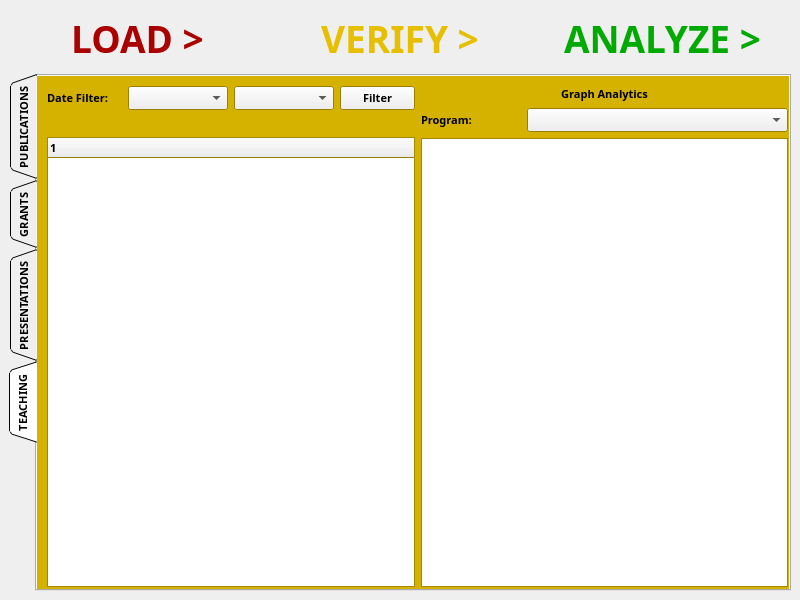
JRWu/DataAggregation, file Project Code/AppleProject/analyze_csv.ui: the form before one commit.
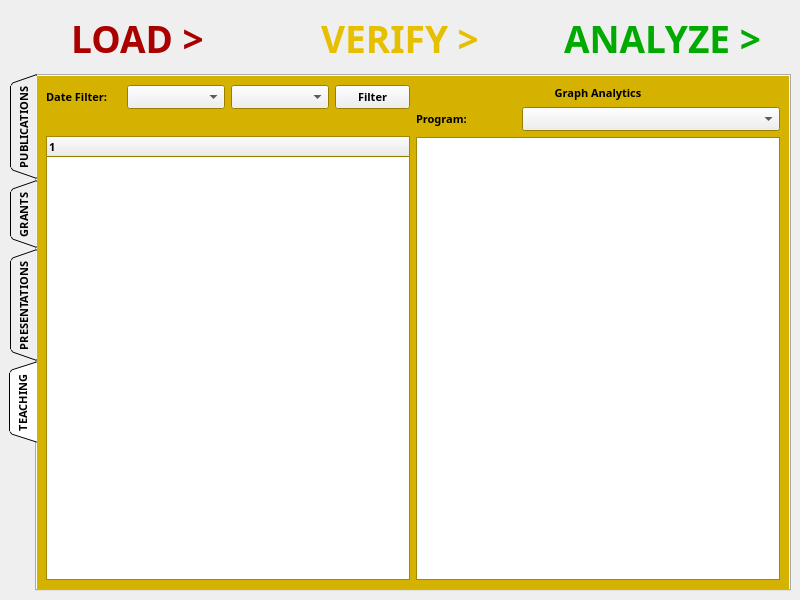
The form after the commit. The open tabs and pages were chosen to show the change.

Commit message: VLS - forgot to update the binding for all the tabs on analzye

```diff
--- a/Project Code/AppleProject/analyze_csv.ui
+++ b/Project Code/AppleProject/analyze_csv.ui
@@ -1406,17 +1406,8 @@
        <attribute name="title">
         <string>TEACHING</string>
        </attribute>
-       <widget class="QWidget" name="horizontalLayoutWidget_5">
-        <property name="geometry">
-         <rect>
-          <x>10</x>
-          <y>10</y>
-          <width>741</width>
-          <height>501</height>
-         </rect>
-        </property>
-        <layout class="QHBoxLayout" name="tab_area_4">
-         <item>
+       <layout class="QGridLayout" name="gridLayout_5">
+        <item row="0" column="0">
           <layout class="QVBoxLayout" name="verticalLayout_10">
            <item>
             <layout class="QHBoxLayout" name="horizontalLayout_9">
@@ -1497,7 +1488,7 @@
            </item>
           </layout>
          </item>
-         <item>
+        <item row="0" column="1">
           <layout class="QVBoxLayout" name="verticalLayout_8">
            <item>
             <widget class="QLabel" name="graph_lbl_teach">
@@ -1558,7 +1549,6 @@
           </layout>
          </item>
         </layout>
-       </widget>
       </widget>
      </widget>
     </item>
```
Left out of the diff: 34 changed lines with no effect on the pictures. Lines whose indentation alone changed are shown as unchanged. The commit also changes 1 other file.
